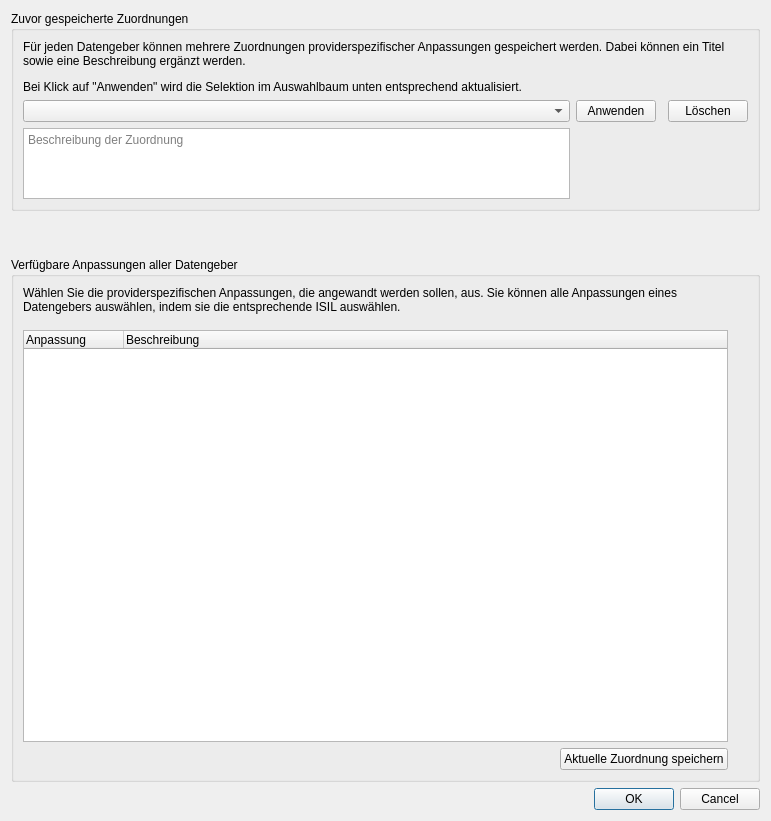
Deutsche-Digitale-Bibliothek/ddblabs-datapreparationtool, file gui_components/ui_templates/provider_scripts_dialog.ui: the form before one commit.
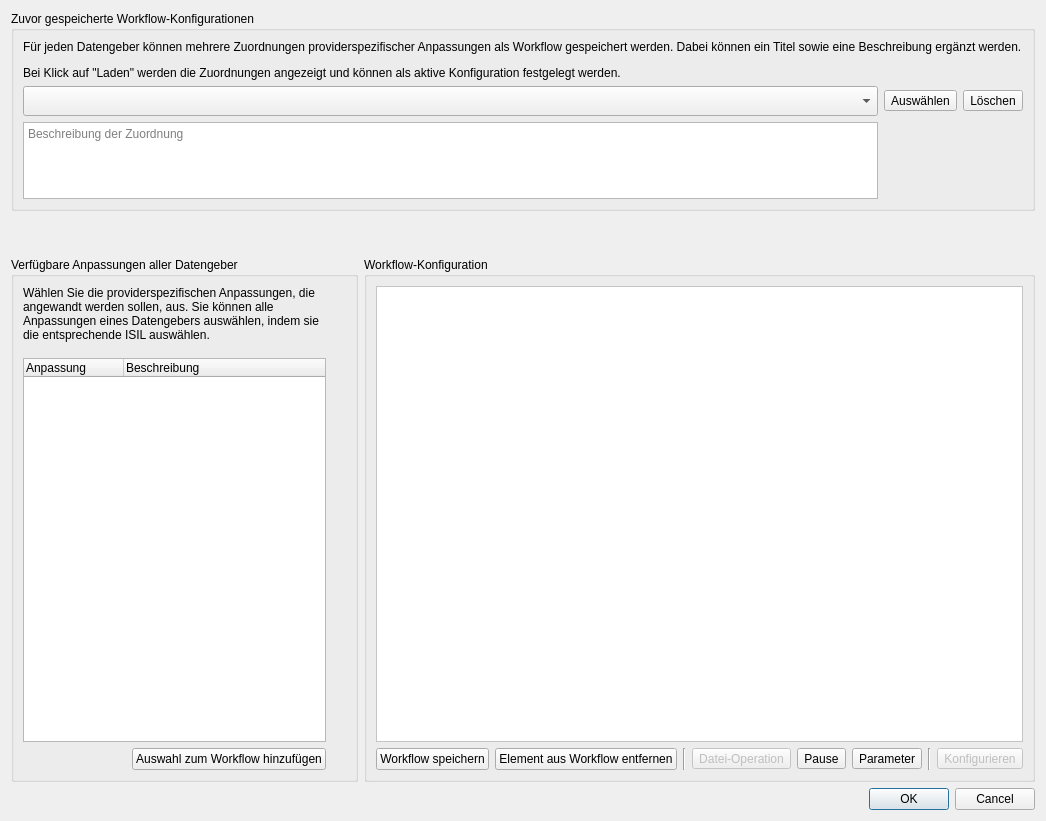
The form after the commit. Icons and pictures are not drawn.

Commit message: Release Data Preparation Tool 3.4.0.

Diff of the .ui file:
```diff
--- a/gui_components/ui_templates/provider_scripts_dialog.ui
+++ b/gui_components/ui_templates/provider_scripts_dialog.ui
@@ -6,7 +6,7 @@
    <rect>
     <x>0</x>
     <y>0</y>
-    <width>771</width>
+    <width>1046</width>
     <height>821</height>
    </rect>
   </property>
@@ -16,8 +16,8 @@
   <property name="modal">
    <bool>true</bool>
   </property>
-  <layout class="QVBoxLayout" name="verticalLayout">
-   <item>
+  <layout class="QGridLayout" name="gridLayout_4">
+   <item row="0" column="0" colspan="2">
     <widget class="QGroupBox" name="groupBox_saved_providerspecific_modules">
      <property name="maximumSize">
       <size>
@@ -26,13 +26,29 @@
       </size>
      </property>
      <property name="title">
-      <string>Zuvor gespeicherte Zuordnungen</string>
+      <string>Zuvor gespeicherte Workflow-Konfigurationen</string>
      </property>
      <layout class="QGridLayout" name="gridLayout">
-      <item row="0" column="0" colspan="4">
+      <item row="1" column="0">
+       <widget class="QComboBox" name="comboBox_select_saved_providerscript_definition">
+        <property name="minimumSize">
+         <size>
+          <width>0</width>
+          <height>30</height>
+         </size>
+        </property>
+        <property name="iconSize">
+         <size>
+          <width>24</width>
+          <height>24</height>
+         </size>
+        </property>
+       </widget>
+      </item>
+      <item row="0" column="0" colspan="3">
        <widget class="QLabel" name="label_2">
         <property name="text">
-         <string>&lt;html&gt;&lt;head/&gt;&lt;body&gt;&lt;p&gt;Für jeden Datengeber können mehrere Zuordnungen providerspezifischer Anpassungen gespeichert werden. Dabei können ein Titel sowie eine Beschreibung ergänzt werden.&lt;/p&gt;&lt;p&gt;Bei Klick auf &amp;quot;Anwenden&amp;quot; wird die Selektion im Auswahlbaum unten entsprechend aktualisiert.&lt;/p&gt;&lt;/body&gt;&lt;/html&gt;</string>
+         <string>&lt;html&gt;&lt;head/&gt;&lt;body&gt;&lt;p&gt;Für jeden Datengeber können mehrere Zuordnungen providerspezifischer Anpassungen als Workflow gespeichert werden. Dabei können ein Titel sowie eine Beschreibung ergänzt werden.&lt;/p&gt;&lt;p&gt;Bei Klick auf &amp;quot;Laden&amp;quot; werden die Zuordnungen angezeigt und können als aktive Konfiguration festgelegt werden.&lt;/p&gt;&lt;/body&gt;&lt;/html&gt;</string>
         </property>
         <property name="scaledContents">
          <bool>true</bool>
@@ -45,21 +61,44 @@
         </property>
        </widget>
       </item>
-      <item row="1" column="0">
-       <widget class="QComboBox" name="comboBox_select_saved_providerscript_definition"/>
-      </item>
-      <item row="1" column="1">
-       <widget class="QPushButton" name="pushButton_apply_definition">
-        <property name="text">
-         <string>Anwenden</string>
+      <item row="1" column="2">
+       <widget class="QToolButton" name="toolButton_delete_definition">
+        <property name="toolTip">
+         <string>&lt;html&gt;&lt;head/&gt;&lt;body&gt;&lt;p&gt;&lt;span style=&quot; font-weight:600;&quot;&gt;Workflow löschen&lt;/span&gt;&lt;/p&gt;&lt;p&gt;Gelöschte Workflows werden in folgendem Ordner gesichert und können von dort wiederhergestellt werden: &lt;span style=&quot; font-style:italic;&quot;&gt;modules/provider_specific/.provider_script_sets&lt;/span&gt;&lt;/p&gt;&lt;/body&gt;&lt;/html&gt;</string>
         </property>
-       </widget>
-      </item>
-      <item row="1" column="3">
-       <widget class="QPushButton" name="pushButton_delete_definition">
         <property name="text">
          <string>Löschen</string>
         </property>
+        <property name="icon">
+         <iconset resource="resources/resources.qrc">
+          <normaloff>:/provider-scripts-dialog/delete.png</normaloff>:/provider-scripts-dialog/delete.png</iconset>
+        </property>
+        <property name="iconSize">
+         <size>
+          <width>24</width>
+          <height>24</height>
+         </size>
+        </property>
+       </widget>
+      </item>
+      <item row="1" column="1">
+       <widget class="QToolButton" name="toolButton_apply_definition">
+        <property name="toolTip">
+         <string>&lt;html&gt;&lt;head/&gt;&lt;body&gt;&lt;p&gt;&lt;span style=&quot; font-weight:600;&quot;&gt;Workflow auswählen&lt;/span&gt;&lt;/p&gt;&lt;p&gt;Das im Dropdown-Menü ausgewählte Set wird ausgewählt. Die gespeicherten Workflow-Module werden in der Baumansicht &lt;span style=&quot; font-style:italic;&quot;&gt;&amp;quot;Verfügbare Anpassungen aller Datengeber&amp;quot;&lt;/span&gt; sowie in der Listenansicht &lt;span style=&quot; font-style:italic;&quot;&gt;&amp;quot;Workflow-Konfiguration&amp;quot;&lt;/span&gt; selektiert.&lt;/p&gt;&lt;/body&gt;&lt;/html&gt;</string>
+        </property>
+        <property name="text">
+         <string>Auswählen</string>
+        </property>
+        <property name="icon">
+         <iconset resource="resources/resources.qrc">
+          <normaloff>:/provider-scripts-dialog/checked.png</normaloff>:/provider-scripts-dialog/checked.png</iconset>
+        </property>
+        <property name="iconSize">
+         <size>
+          <width>24</width>
+          <height>24</height>
+         </size>
+        </property>
        </widget>
       </item>
       <item row="2" column="0">
@@ -75,7 +114,7 @@
      </layout>
     </widget>
    </item>
-   <item>
+   <item row="1" column="0">
     <spacer name="verticalSpacer_3">
      <property name="orientation">
       <enum>Qt::Vertical</enum>
@@ -91,7 +130,7 @@
      </property>
     </spacer>
    </item>
-   <item>
+   <item row="2" column="0">
     <widget class="QGroupBox" name="groupBox_providerspecific_modules">
      <property name="minimumSize">
       <size>
@@ -103,29 +142,6 @@
       <string>Verfügbare Anpassungen aller Datengeber</string>
      </property>
      <layout class="QGridLayout" name="gridLayout_2">
-      <item row="2" column="0">
-       <widget class="QTreeWidget" name="treeWidget">
-        <property name="uniformRowHeights">
-         <bool>false</bool>
-        </property>
-        <property name="animated">
-         <bool>true</bool>
-        </property>
-        <property name="wordWrap">
-         <bool>true</bool>
-        </property>
-        <column>
-         <property name="text">
-          <string>Anpassung</string>
-         </property>
-        </column>
-        <column>
-         <property name="text">
-          <string>Beschreibung</string>
-         </property>
-        </column>
-       </widget>
-      </item>
       <item row="3" column="0">
        <layout class="QHBoxLayout" name="horizontalLayout">
         <item>
@@ -145,9 +161,19 @@
          </spacer>
         </item>
         <item>
-         <widget class="QPushButton" name="pushButton_save_definition">
+         <widget class="QPushButton" name="pushButton_add_to_workflow">
           <property name="text">
-           <string>Aktuelle Zuordnung speichern</string>
+           <string>Auswahl zum Workflow hinzufügen</string>
+          </property>
+          <property name="icon">
+           <iconset resource="resources/resources.qrc">
+            <normaloff>:/provider-scripts-dialog/library-plus.png</normaloff>:/provider-scripts-dialog/library-plus.png</iconset>
+          </property>
+          <property name="iconSize">
+           <size>
+            <width>24</width>
+            <height>24</height>
+           </size>
           </property>
          </widget>
         </item>
@@ -185,10 +211,176 @@
         </property>
        </spacer>
       </item>
+      <item row="2" column="0">
+       <widget class="QTreeWidget" name="treeWidget">
+        <property name="uniformRowHeights">
+         <bool>false</bool>
+        </property>
+        <property name="animated">
+         <bool>true</bool>
+        </property>
+        <property name="wordWrap">
+         <bool>true</bool>
+        </property>
+        <column>
+         <property name="text">
+          <string>Anpassung</string>
+         </property>
+        </column>
+        <column>
+         <property name="text">
+          <string>Beschreibung</string>
+         </property>
+        </column>
+       </widget>
+      </item>
      </layout>
     </widget>
    </item>
-   <item>
+   <item row="2" column="1">
+    <widget class="QGroupBox" name="groupBox_providerspecific_modules_workflow">
+     <property name="title">
+      <string>Workflow-Konfiguration</string>
+     </property>
+     <layout class="QGridLayout" name="gridLayout_3">
+      <item row="0" column="0">
+       <widget class="QListWidget" name="listWidget_providerscript_workflow">
+        <property name="acceptDrops">
+         <bool>false</bool>
+        </property>
+        <property name="styleSheet">
+         <string notr="true">background-color: rgb(255, 255, 255);
+background-image: url(:/provider-scripts-dialog/workflow_background.png);</string>
+        </property>
+        <property name="dragEnabled">
+         <bool>true</bool>
+        </property>
+        <property name="dragDropMode">
+         <enum>QAbstractItemView::InternalMove</enum>
+        </property>
+        <property name="defaultDropAction">
+         <enum>Qt::MoveAction</enum>
+        </property>
+       </widget>
+      </item>
+      <item row="1" column="0">
+       <layout class="QHBoxLayout" name="horizontalLayout_2">
+        <item>
+         <widget class="QPushButton" name="pushButton_save_definition">
+          <property name="text">
+           <string>Workflow speichern</string>
+          </property>
+          <property name="icon">
+           <iconset resource="resources/resources.qrc">
+            <normaloff>:/provider-scripts-dialog/workflow.png</normaloff>:/provider-scripts-dialog/workflow.png</iconset>
+          </property>
+          <property name="iconSize">
+           <size>
+            <width>24</width>
+            <height>24</height>
+           </size>
+          </property>
+         </widget>
+        </item>
+        <item>
+         <widget class="QPushButton" name="pushButton_remove_item_from_workflow">
+          <property name="text">
+           <string>Element aus Workflow entfernen</string>
+          </property>
+          <property name="icon">
+           <iconset resource="resources/resources.qrc">
+            <normaloff>:/provider-scripts-dialog/table-row-remove.png</normaloff>:/provider-scripts-dialog/table-row-remove.png</iconset>
+          </property>
+          <property name="iconSize">
+           <size>
+            <width>24</width>
+            <height>24</height>
+           </size>
+          </property>
+         </widget>
+        </item>
+        <item>
+         <widget class="Line" name="line">
+          <property name="orientation">
+           <enum>Qt::Vertical</enum>
+          </property>
+         </widget>
+        </item>
+        <item>
+         <widget class="QToolButton" name="toolButton_add_file_operation_to_workflow">
+          <property name="enabled">
+           <bool>false</bool>
+          </property>
+          <property name="toolTip">
+           <string>&lt;html&gt;&lt;head/&gt;&lt;body&gt;&lt;p&gt;&lt;span style=&quot; font-weight:600;&quot;&gt;Datei-Operation hinzufügen&lt;/span&gt;&lt;/p&gt;&lt;p&gt;&lt;span style=&quot; font-style:italic;&quot;&gt;Diese Funktion wird in einer späteren Version des Tools ergänzt.&lt;/span&gt;&lt;/p&gt;&lt;/body&gt;&lt;/html&gt;</string>
+          </property>
+          <property name="text">
+           <string>Datei-Operation</string>
+          </property>
+          <property name="icon">
+           <iconset resource="resources/resources.qrc">
+            <normaloff>:/provider-scripts-dialog/folder.png</normaloff>:/provider-scripts-dialog/folder.png</iconset>
+          </property>
+         </widget>
+        </item>
+        <item>
+         <widget class="QToolButton" name="toolButton_add_pause_to_workflow">
+          <property name="toolTip">
+           <string>&lt;html&gt;&lt;head/&gt;&lt;body&gt;&lt;p&gt;&lt;span style=&quot; font-weight:600;&quot;&gt;Unterbrechung der Prozessierung hinzufügen (Nutzerinteraktion notwendig)&lt;/span&gt;&lt;/p&gt;&lt;p&gt;&lt;span style=&quot; font-style:italic;&quot;&gt;Für den Nutzer kann ein Hinweis eingeblendet werden, etwa mit manuellen Anweisungen.&lt;/span&gt;&lt;/p&gt;&lt;/body&gt;&lt;/html&gt;</string>
+          </property>
+          <property name="text">
+           <string>Pause</string>
+          </property>
+          <property name="icon">
+           <iconset resource="resources/resources.qrc">
+            <normaloff>:/provider-scripts-dialog/user_interaction.png</normaloff>:/provider-scripts-dialog/user_interaction.png</iconset>
+          </property>
+         </widget>
+        </item>
+        <item>
+         <widget class="QToolButton" name="toolButton_add_transformation_settings_change">
+          <property name="toolTip">
+           <string>&lt;html&gt;&lt;head/&gt;&lt;body&gt;&lt;p&gt;&lt;span style=&quot; font-weight:600;&quot;&gt;Vorprozessierungs-Schritt hinzufügen&lt;/span&gt;&lt;/p&gt;&lt;p&gt;&lt;span style=&quot; font-style:italic;&quot;&gt;Hinzufügen der DDB2017-Vorprozessierung, Rechte- und Aggregatoranreicherung oder Mapping-Definition.&lt;/span&gt;&lt;/p&gt;&lt;/body&gt;&lt;/html&gt;</string>
+          </property>
+          <property name="text">
+           <string>Parameter</string>
+          </property>
+          <property name="icon">
+           <iconset resource="resources/resources.qrc">
+            <normaloff>:/provider-scripts-dialog/transformation_button_icon.png</normaloff>:/provider-scripts-dialog/transformation_button_icon.png</iconset>
+          </property>
+         </widget>
+        </item>
+        <item>
+         <widget class="Line" name="line_2">
+          <property name="orientation">
+           <enum>Qt::Vertical</enum>
+          </property>
+         </widget>
+        </item>
+        <item>
+         <widget class="QToolButton" name="toolButton_configure_workflow_element">
+          <property name="enabled">
+           <bool>false</bool>
+          </property>
+          <property name="toolTip">
+           <string>&lt;html&gt;&lt;head/&gt;&lt;body&gt;&lt;p&gt;&lt;span style=&quot; font-weight:600;&quot;&gt;Ausgewähltes Workflow-Element konfigurieren&lt;/span&gt;&lt;/p&gt;&lt;/body&gt;&lt;/html&gt;</string>
+          </property>
+          <property name="text">
+           <string>Konfigurieren</string>
+          </property>
+          <property name="icon">
+           <iconset resource="resources/resources.qrc">
+            <normaloff>:/provider-scripts-dialog/settings.png</normaloff>:/provider-scripts-dialog/settings.png</iconset>
+          </property>
+         </widget>
+        </item>
+       </layout>
+      </item>
+     </layout>
+    </widget>
+   </item>
+   <item row="3" column="1">
     <widget class="QDialogButtonBox" name="buttonBox_providerspecific_modules">
      <property name="orientation">
       <enum>Qt::Horizontal</enum>
```
Left out of the diff: 4 changed lines with no effect on the pictures. The commit also changes 50 other files.
